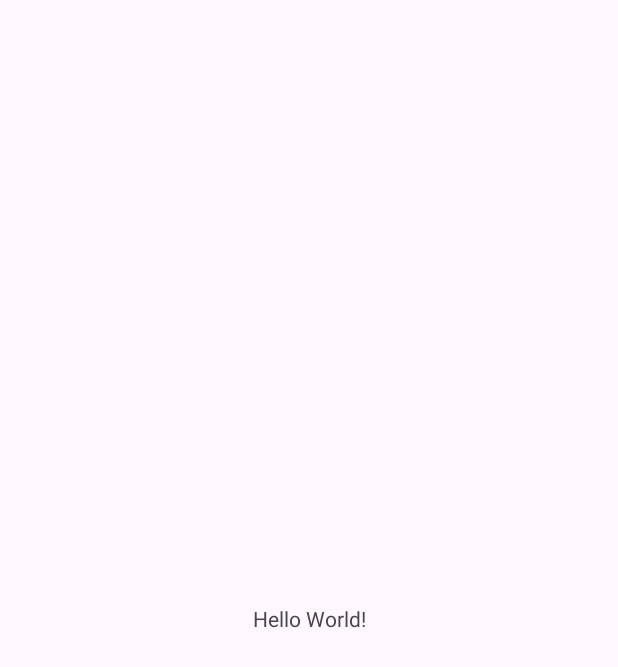
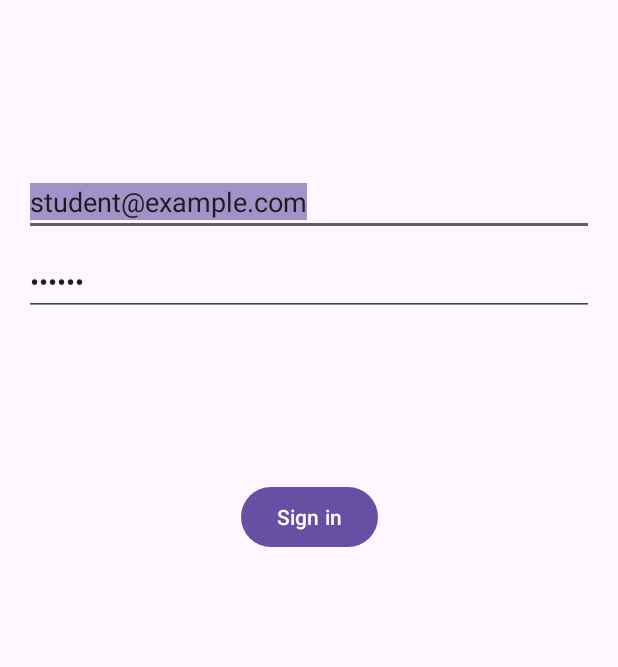
Before and after one commit to DarkLordikss/dekanat_keys, an Android app: the screen it shows after launch (MainActivity before the commit, LoginActivity after it), on a phone screen of 412 x 824 dp. Before the commit the part shown is almost empty. Shown: the top 667 px of the screen. Run offline under Robolectric (Android 15) with nearby library versions, the phone set to English and light mode, and no system bars.

Commit message:
added base activities
add login activity
add main activity
success login move user to main activity and show info about user

```diff
--- /dev/null
+++ b/mobile/app/src/main/java/com/liid/dekanatkeys/AppCompatActivityOKOApi.kt
@@ -0,0 +1,21 @@
+package com.liid.dekanatkeys
+
+import android.os.Bundle
+import androidx.appcompat.app.AppCompatActivity
+import com.liid.dekanatkeys.models.ApiService
+import retrofit2.Retrofit
+import retrofit2.converter.gson.GsonConverterFactory
+
+open class AppCompatActivityOKOApi : AppCompatActivity() {
+
+    protected lateinit var okoapi: ApiService
+
+    override fun onCreate(savedInstanceState: Bundle?) {
+        super.onCreate(savedInstanceState)
+        val retrofit = Retrofit.Builder()
+            .baseUrl("http://89.23.106.97:8118/api/v1/")
+            .addConverterFactory(GsonConverterFactory.create())
+            .build()
+        okoapi = retrofit.create(ApiService::class.java)
+    }
+}
--- /dev/null
+++ b/mobile/app/src/main/java/com/liid/dekanatkeys/LoginActivity.kt
@@ -0,0 +1,71 @@
+package com.liid.dekanatkeys
+
+import android.content.Intent
+import android.os.Bundle
+import androidx.appcompat.app.AppCompatActivity
+import androidx.core.widget.addTextChangedListener
+import com.liid.dekanatkeys.databinding.ActivityLoginBinding
+import com.liid.dekanatkeys.helpers.Log
+import com.liid.dekanatkeys.helpers.OKOCallback
+import com.liid.dekanatkeys.models.LoginRequest
+import com.liid.dekanatkeys.models.LoginResponse
+import retrofit2.Call
+
+class LoginActivity: AppCompatActivityOKOApi() {
+    private lateinit var binding: ActivityLoginBinding
+
+    private lateinit var email: String
+    private lateinit var password: String
+
+    override fun onCreate(savedInstanceState: Bundle?) {
+        super.onCreate(savedInstanceState)
+        binding = ActivityLoginBinding.inflate(layoutInflater)
+        setContentView(binding.root)
+
+        email = binding.email.text.toString()
+        password = binding.password.text.toString()
+
+        binding.email.addTextChangedListener{ text ->
+            email = text.toString()
+        }
+
+        binding.password.addTextChangedListener{ text ->
+            password = text.toString()
+        }
+
+        binding.loginButton.setOnClickListener {
+            Log("$email $password")
+            login(email, password)
+
+            val intent = Intent(this@LoginActivity, MainActivity::class.java)
+            startActivity(intent)
+        }
+    }
+
+    private fun login(email:String, password:String){
+        val loginRequest = LoginRequest(email, password)
+
+        val call: Call<LoginResponse> = okoapi.loginUser(loginRequest)
+
+        call.enqueue(OKOCallback<LoginResponse>(
+            successCallback = {response ->
+                val token = response.body()?.token
+                if (token != null) {
+                    Log(token)
+                    saveToken(token)
+                }
+                else Log("null token")
+            },
+            errorCallback = {response ->
+                Log("error code:" + response.code().toString())
+            }
+        ))
+    }
+
+    private fun saveToken(token: String) {
+        val preferences = getSharedPreferences(getString(R.string.SP_name), MODE_PRIVATE)
+        val editor = preferences.edit()
+        editor.putString(getString(R.string.jwtTokenName), token)
+        editor.apply()
+    }
+}
--- /dev/null
+++ b/mobile/app/src/main/java/com/liid/dekanatkeys/models/ApiService.kt
@@ -0,0 +1,15 @@
+package com.liid.dekanatkeys.models
+
+import com.liid.dekanatkeys.models.user.UserProfile
+import retrofit2.Call
+import retrofit2.http.Body
+import retrofit2.http.GET
+import retrofit2.http.Header
+import retrofit2.http.POST
+
+interface ApiService {
+    @POST("user/login/") // замените "login" на путь к вашему API для входа
+    fun loginUser(@Body request: LoginRequest): Call<LoginResponse>
+    @GET("user/")
+    fun fetchUserProfile(@Header("Authorization") token: String): Call<UserProfile>
+}
--- /dev/null
+++ b/mobile/app/src/main/java/com/liid/dekanatkeys/models/LoginRequest.kt
@@ -0,0 +1,6 @@
+package com.liid.dekanatkeys.models
+import com.google.gson.annotations.SerializedName
+
+data class LoginRequest (@SerializedName("email") val email: String,
+                         @SerializedName("password") val password: String)
+{}
--- /dev/null
+++ b/mobile/app/src/main/java/com/liid/dekanatkeys/models/LoginResponse.kt
@@ -0,0 +1,4 @@
+package com.liid.dekanatkeys.models
+import com.google.gson.annotations.SerializedName
+
+data class LoginResponse(@SerializedName("access_token") val token: String) {}
--- /dev/null
+++ b/mobile/app/src/main/res/layout/activity_login.xml
@@ -0,0 +1,60 @@
+<?xml version="1.0" encoding="utf-8"?>
+<androidx.constraintlayout.widget.ConstraintLayout xmlns:android="http://schemas.android.com/apk/res/android"
+    xmlns:app="http://schemas.android.com/apk/res-auto"
+    xmlns:tools="http://schemas.android.com/tools"
+    android:id="@+id/container"
+    android:layout_width="match_parent"
+    android:layout_height="match_parent"
+    android:paddingLeft="16dp"
+    android:paddingTop="16dp"
+    android:paddingRight="16dp"
+    android:paddingBottom="16dp"
+    tools:context="LoginActivity">
+
+    <EditText
+        android:id="@+id/email"
+        android:layout_width="0dp"
+        android:layout_height="wrap_content"
+        android:layout_marginTop="96dp"
+        android:autofillHints="@string/prompt_email"
+        android:hint="@string/prompt_email"
+        android:inputType="textEmailAddress"
+        android:selectAllOnFocus="true"
+        android:text="student@example.com"
+        app:layout_constraintEnd_toEndOf="parent"
+        app:layout_constraintStart_toStartOf="parent"
+        app:layout_constraintTop_toTopOf="parent" />
+
+    <EditText
+        android:id="@+id/password"
+        android:layout_width="0dp"
+        android:layout_height="wrap_content"
+        android:layout_marginTop="8dp"
+        android:autofillHints="@string/prompt_password"
+        android:hint="@string/prompt_password"
+        android:imeActionLabel="@string/action_sign_in_short"
+        android:imeOptions="actionDone"
+        android:inputType="textPassword"
+        android:selectAllOnFocus="true"
+        android:text="123456"
+        app:layout_constraintEnd_toEndOf="parent"
+        app:layout_constraintStart_toStartOf="parent"
+        app:layout_constraintTop_toBottomOf="@+id/email" />
+
+    <Button
+        android:id="@+id/loginButton"
+        android:layout_width="wrap_content"
+        android:layout_height="wrap_content"
+        android:layout_gravity="start"
+        android:layout_marginTop="16dp"
+        android:layout_marginBottom="64dp"
+        android:enabled="true"
+        android:text="@string/action_sign_in"
+        app:layout_constraintBottom_toBottomOf="parent"
+        app:layout_constraintEnd_toEndOf="parent"
+        app:layout_constraintStart_toStartOf="parent"
+        app:layout_constraintTop_toBottomOf="@+id/password"
+        app:layout_constraintVertical_bias="0.2" />
+
+
+</androidx.constraintlayout.widget.ConstraintLayout>
--- a/mobile/app/src/main/res/values/strings.xml
+++ b/mobile/app/src/main/res/values/strings.xml
@@ -1,3 +1,15 @@
 <resources>
     <string name="app_name">Dekanat Keys</string>
+    <string name="title_activity_login">LoginActivity</string>
+    <string name="prompt_email">Email</string>
+    <string name="prompt_password">Password</string>
+    <string name="action_sign_in">Sign in</string>
+    <string name="action_sign_in_short">Sign in</string>
+    <string name="welcome">"Welcome !"</string>
+    <string name="invalid_username">Not a valid username</string>
+    <string name="invalid_password">Password must be >5 characters</string>
+    <string name="login_failed">"Login failed"</string>
+
+    <string name="SP_name">"OKOPrefs"</string>
+    <string name="jwtTokenName">"jwtToken"</string>
 </resources>
```
Also changed, not shown: mobile/app/build.gradle (+8 -1 lines), mobile/app/src/main/AndroidManifest.xml (+17 -1 lines), mobile/app/src/main/java/com/liid/dekanatkeys/MainActivity.kt (+32 -3 lines), mobile/app/src/main/java/com/liid/dekanatkeys/MainActivity2.java (added, +14 -0 lines), mobile/app/src/main/java/com/liid/dekanatkeys/helpers/Log.kt (added, +7 -0 lines), mobile/app/src/main/java/com/liid/dekanatkeys/helpers/OKOCallback.kt (added, +22 -0 lines), mobile/app/src/main/java/com/liid/dekanatkeys/models/user/UserProfile.kt (added, +8 -0 lines), mobile/app/src/main/res/layout/activity_main.xml (+30 -7 lines), mobile/app/src/main/res/layout/activity_main2.xml (added, +9 -0 lines).
